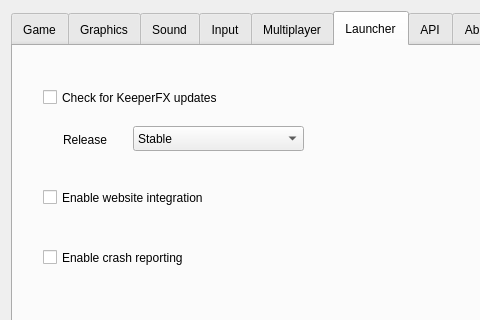
Old version of the form settingsdialog.ui in the repository yani/keeperfx-launcher-qt; both pictures show x 0 to 480 and y 0 to 320 of the 871 by 544 pixel window.
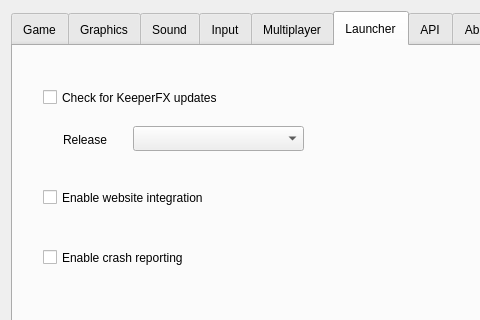
New version of the form. The open tabs and pages were chosen to show the change. Icons and pictures are not drawn.

Commit message: add launcher settings

Patch:
```diff
--- a/settingsdialog.ui
+++ b/settingsdialog.ui
@@ -1033,16 +1033,6 @@
          <height>25</height>
         </rect>
        </property>
-       <item>
-        <property name="text">
-         <string>Stable</string>
-        </property>
-       </item>
-       <item>
-        <property name="text">
-         <string>Alpha</string>
-        </property>
-       </item>
       </widget>
       <widget class="QCheckBox" name="checkBoxCrashReporting">
        <property name="geometry">
@@ -1062,7 +1052,7 @@
         <rect>
          <x>50</x>
          <y>85</y>
-         <width>191</width>
+         <width>61</width>
          <height>17</height>
         </rect>
        </property>
```
The commit also changes 1 other file.
